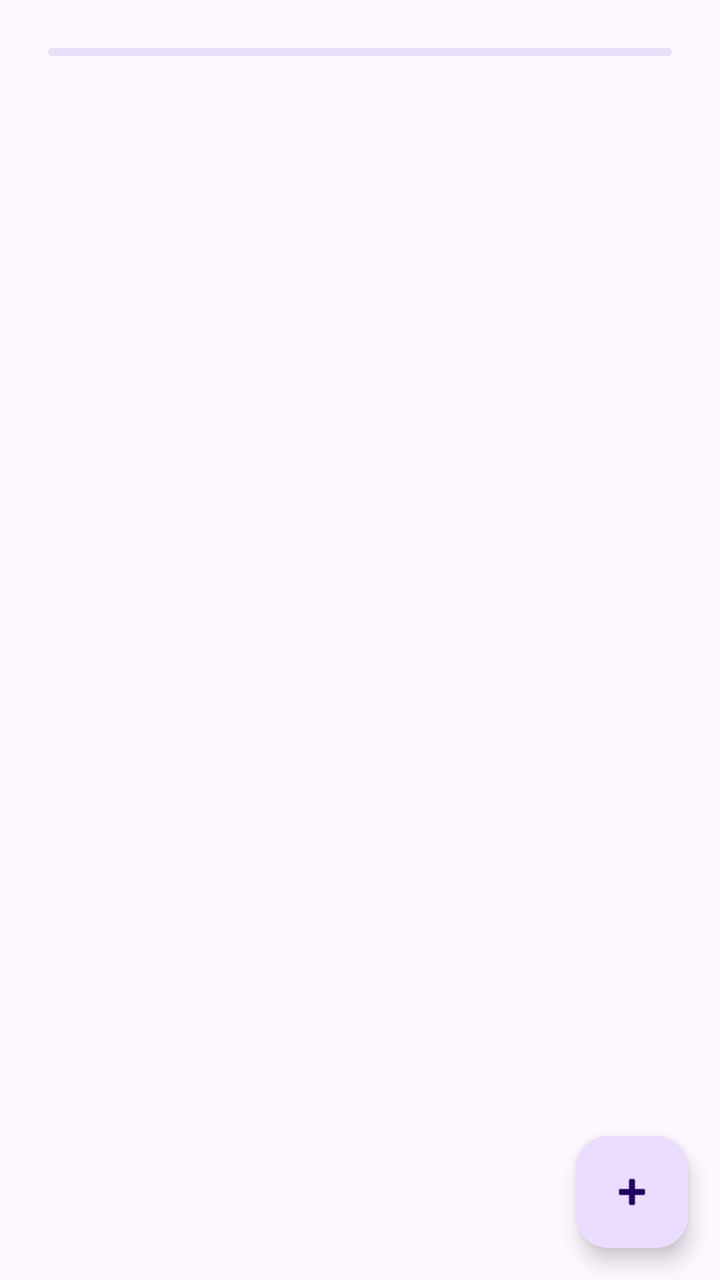
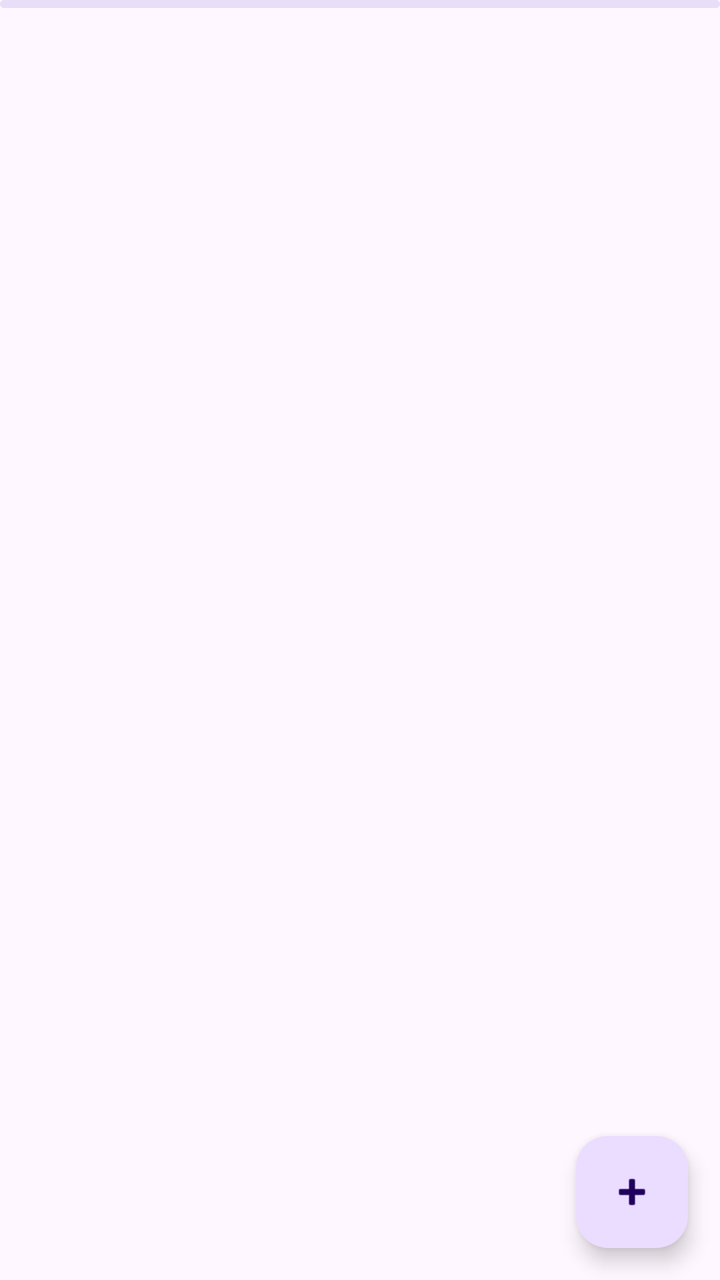

Compare the two renders of this Android layout. The source of the first and the diff that turns it into the second are given below.
<!-- AndroidManifest.xml: application theme Theme.AndrONVIF -->
<!-- res/layout/device_list_fragment.xml -->
<?xml version="1.0" encoding="utf-8"?>
<androidx.coordinatorlayout.widget.CoordinatorLayout
    xmlns:android="http://schemas.android.com/apk/res/android"
    xmlns:app="http://schemas.android.com/apk/res-auto"
    android:layout_width="match_parent"
    android:layout_height="match_parent">
    <LinearLayout xmlns:android="http://schemas.android.com/apk/res/android"
        android:layout_width="match_parent"
        android:layout_height="wrap_content"
        android:orientation="vertical"
        android:padding="8dp">
        <com.google.android.material.progressindicator.LinearProgressIndicator
            android:id="@+id/dbfetch_progress"
            android:layout_width="match_parent"
            android:layout_height="wrap_content"
            app:layout_constraintStart_toStartOf="parent"
            app:layout_constraintEnd_toEndOf="parent"
            app:layout_constraintTop_toTopOf="parent"
            app:layout_constraintBottom_toBottomOf="parent"
            android:indeterminate="true"
            android:padding="@dimen/top_padding"
            android:max="1000"/>
        <androidx.core.widget.NestedScrollView
            android:layout_width="match_parent"
            android:layout_height="match_parent">
            <androidx.recyclerview.widget.RecyclerView
                android:id="@+id/my_recycler_view"
                android:clipToPadding="false"
                android:layout_width="match_parent"
                android:layout_height="match_parent"
                app:spanCount="@integer/deviewPreviewColumnCount"
                app:layoutManager="androidx.recyclerview.widget.GridLayoutManager">
            </androidx.recyclerview.widget.RecyclerView>
        </androidx.core.widget.NestedScrollView>
    </LinearLayout>
    <com.google.android.material.floatingactionbutton.FloatingActionButton
        android:id="@+id/fab"
        android:layout_width="wrap_content"
        android:layout_height="wrap_content"
        android:layout_gravity="bottom|end"
        android:layout_margin="@dimen/fab_margin"
        android:contentDescription="TODO"
        app:srcCompat="@android:drawable/ic_input_add" />
</androidx.coordinatorlayout.widget.CoordinatorLayout>
<!-- resources referenced by this layout -->
<resources>
  <dimen name="fab_margin">16dp</dimen>
  <dimen name="top_padding">16dp</dimen>
  <integer name="deviewPreviewColumnCount">2</integer>
  <style name="Theme.AndrONVIF" parent="Base.Theme.AndrONVIF" />
  <style name="Base.Theme.AndrONVIF" parent="Theme.Material3.DayNight.NoActionBar">
      
      
    </style>
</resources>

<!-- the commit's change to res/layout/device_list_fragment.xml (unified diff, before → after) -->
@@ -4,28 +4,28 @@
     xmlns:app="http://schemas.android.com/apk/res-auto"
     android:layout_width="match_parent"
     android:layout_height="match_parent">
-    <LinearLayout xmlns:android="http://schemas.android.com/apk/res/android"
+    <LinearLayout
         android:layout_width="match_parent"
-        android:layout_height="wrap_content"
-        android:orientation="vertical"
-        android:padding="8dp">
-        <com.google.android.material.progressindicator.LinearProgressIndicator
-            android:id="@+id/dbfetch_progress"
+        android:layout_height="match_parent"
+        android:orientation="vertical">
+
+        <RelativeLayout
             android:layout_width="match_parent"
             android:layout_height="wrap_content"
-            app:layout_constraintStart_toStartOf="parent"
-            app:layout_constraintEnd_toEndOf="parent"
-            app:layout_constraintTop_toTopOf="parent"
-            app:layout_constraintBottom_toBottomOf="parent"
-            android:indeterminate="true"
-            android:padding="@dimen/top_padding"
-            android:max="1000"/>
+            android:gravity="center"
+            android:id="@+id/listlinelayout">
+            <com.google.android.material.progressindicator.LinearProgressIndicator
+                android:id="@+id/dbfetch_progress"
+                android:layout_width="match_parent"
+                android:layout_height="wrap_content"
+                android:indeterminate="true"
+                android:max="1000"/>
+        </RelativeLayout>
         <androidx.core.widget.NestedScrollView
             android:layout_width="match_parent"
             android:layout_height="match_parent">
             <androidx.recyclerview.widget.RecyclerView
                 android:id="@+id/my_recycler_view"
-                android:clipToPadding="false"
                 android:layout_width="match_parent"
                 android:layout_height="match_parent"
                 app:spanCount="@integer/deviewPreviewColumnCount"
@@ -39,6 +39,6 @@
         android:layout_height="wrap_content"
         android:layout_gravity="bottom|end"
         android:layout_margin="@dimen/fab_margin"
-        android:contentDescription="TODO"
+        android:contentDescription="@string/button_to_add_onvif_devices_content_desc"
         app:srcCompat="@android:drawable/ic_input_add" />
 </androidx.coordinatorlayout.widget.CoordinatorLayout>
<!-- resource entries referenced after the edit -->
@@ -1,8 +1,8 @@
 <!-- resources referenced by this layout -->
 <resources>
   <dimen name="fab_margin">16dp</dimen>
-  <dimen name="top_padding">16dp</dimen>
   <integer name="deviewPreviewColumnCount">2</integer>
+  <string name="button_to_add_onvif_devices_content_desc">Button to Add onvif devices</string>
   <style name="Theme.AndrONVIF" parent="Base.Theme.AndrONVIF" />
   <style name="Base.Theme.AndrONVIF" parent="Theme.Material3.DayNight.NoActionBar">
       
